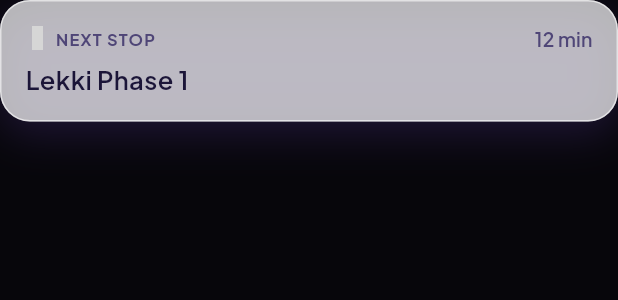
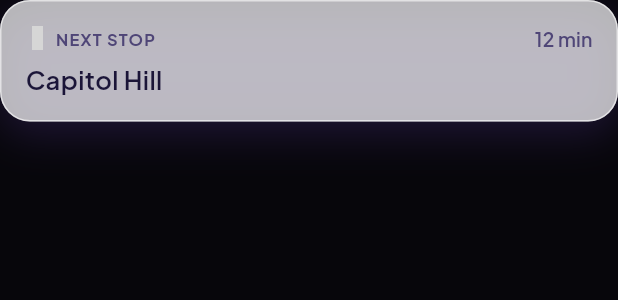
Before and after one commit to MI-TECHDLIN/kora, a Flutter app: the _NextStopCard widget shown alone on an empty page, opened directly, on a phone screen of 412 x 824 dp. Shown: the top 300 px of the screen. Run offline on Flutter 3.47's test engine with Material 3 defaults, Android fonts, the phone set to English and light mode, and no system bars; our stand-ins replace flutter_riverpod, go_router, google_fonts; missing offline and left inert: tabler_icons_plus; statements that could not run were skipped; grey boxes are pictures that could not be loaded.

Commit message:
fix(onboarding): swap Lekki Phase 1 demo stop for a North America address
Captain review: VoiceOps demo content should stay region-neutral like the
rest of the product (Africa's Talking was already dropped for the same
reason). Swaps the Power screen's layered next-stop card to a US
neighborhood instead.

```diff
--- a/frontend/lib/features/onboarding/screens/onboarding_screen_2.dart
+++ b/frontend/lib/features/onboarding/screens/onboarding_screen_2.dart
@@ -346,7 +346,7 @@ class _NextStopCard extends StatelessWidget {
           // Kept to two short rows: the front card covers the rest of this
           // one, and the stop itself must stay readable above it.
           Text(
-            'Lekki Phase 1',
+            'Capitol Hill',
             style: VoiceOpsText.title.copyWith(color: VoiceOpsMood.ink),
             overflow: TextOverflow.ellipsis,
           ),
```
